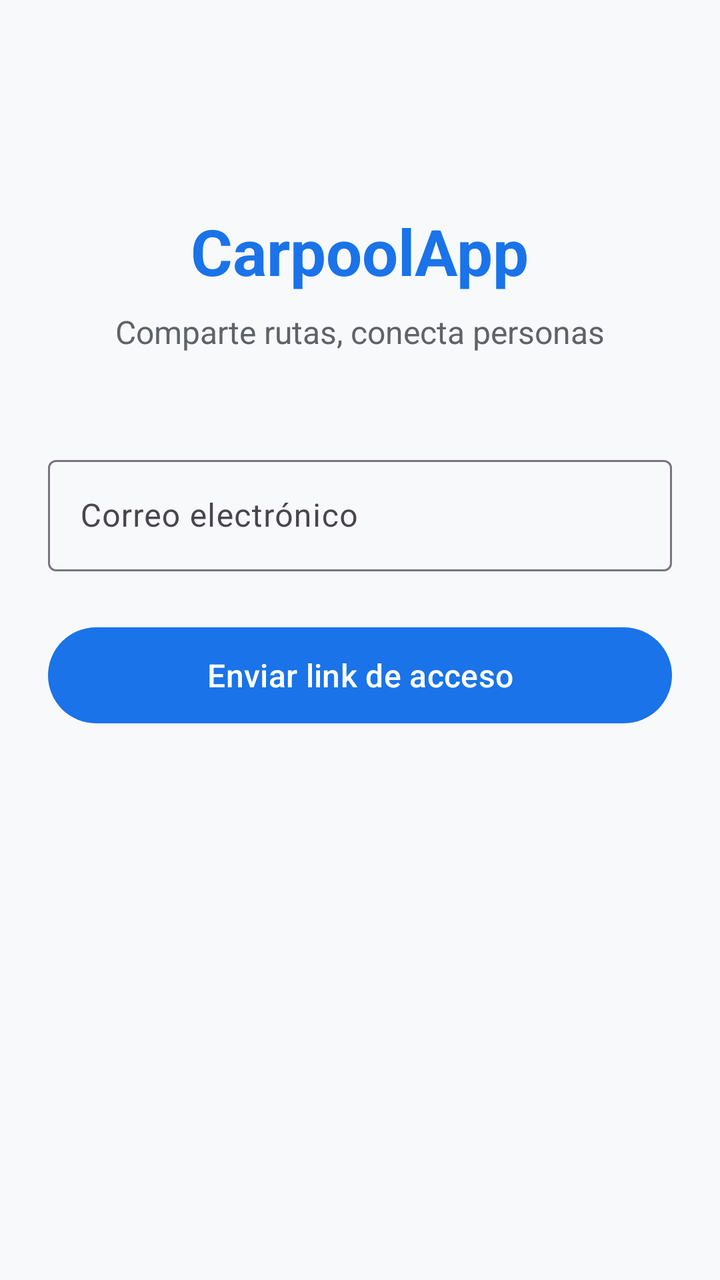
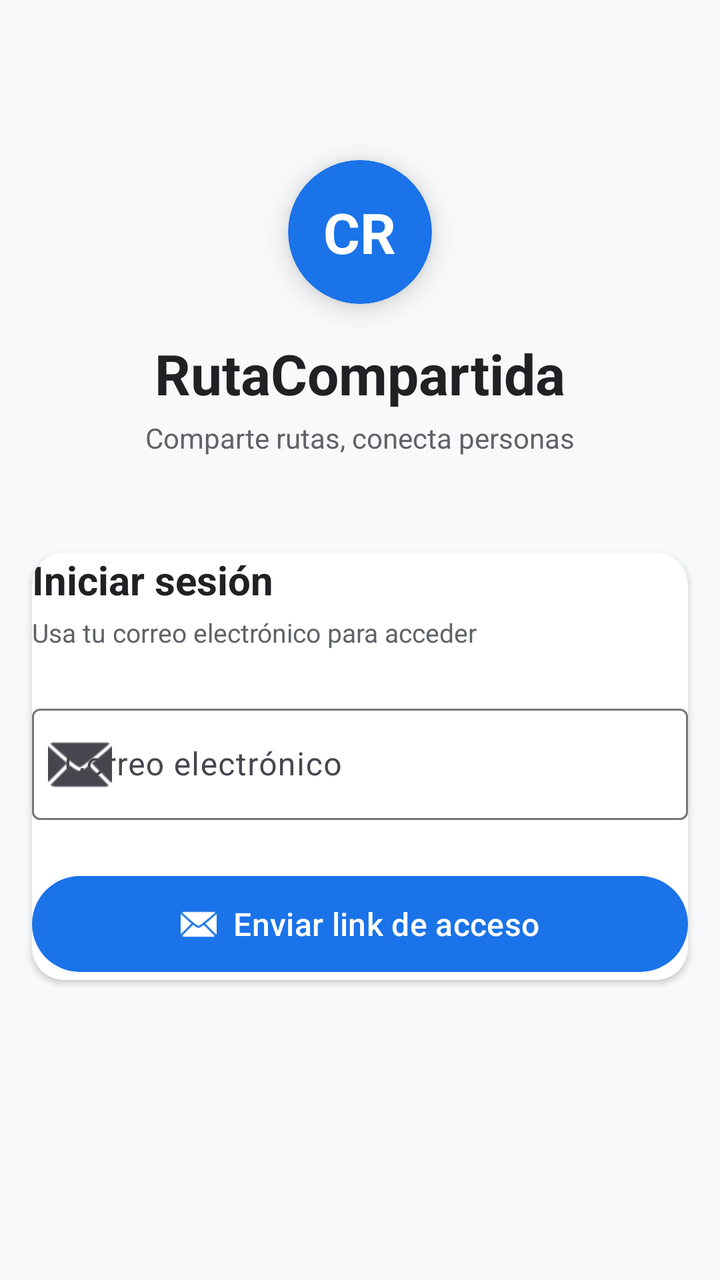

Two renders of the same Android screen: before a commit and after it. Below are the layout's source before the change and the commit's diff.
<!-- AndroidManifest.xml: application theme Theme.CarpoolApp -->
<!-- res/layout/fragment_auth.xml -->
<?xml version="1.0" encoding="utf-8"?>
<androidx.constraintlayout.widget.ConstraintLayout
    xmlns:android="http://schemas.android.com/apk/res/android"
    xmlns:app="http://schemas.android.com/apk/res-auto"
    android:layout_width="match_parent"
    android:layout_height="match_parent"
    android:padding="@dimen/margin_large"
    android:gravity="center">

    <TextView
        android:id="@+id/titulo"
        android:layout_width="wrap_content"
        android:layout_height="wrap_content"
        android:text="CarpoolApp"
        android:textSize="32sp"
        android:textStyle="bold"
        android:textColor="@color/primary"
        app:layout_constraintTop_toTopOf="parent"
        app:layout_constraintStart_toStartOf="parent"
        app:layout_constraintEnd_toEndOf="parent"
        android:layout_marginTop="80dp" />

    <TextView
        android:id="@+id/subtitulo"
        android:layout_width="wrap_content"
        android:layout_height="wrap_content"
        android:text="Comparte rutas, conecta personas"
        android:textSize="16sp"
        android:textColor="@color/text_secondary"
        app:layout_constraintTop_toBottomOf="@id/titulo"
        app:layout_constraintStart_toStartOf="parent"
        app:layout_constraintEnd_toEndOf="parent"
        android:layout_marginTop="8dp" />

    <com.google.android.material.textfield.TextInputLayout
        android:id="@+id/email_layout"
        android:layout_width="0dp"
        android:layout_height="wrap_content"
        android:hint="@string/label_email"
        style="@style/Widget.Material3.TextInputLayout.OutlinedBox"
        app:layout_constraintTop_toBottomOf="@id/subtitulo"
        app:layout_constraintStart_toStartOf="parent"
        app:layout_constraintEnd_toEndOf="parent"
        android:layout_marginTop="48dp">

        <com.google.android.material.textfield.TextInputEditText
            android:id="@+id/email_input"
            android:layout_width="match_parent"
            android:layout_height="wrap_content"
            android:inputType="textEmailAddress" />
    </com.google.android.material.textfield.TextInputLayout>

    <com.google.android.material.button.MaterialButton
        android:id="@+id/btn_enviar_link"
        android:layout_width="0dp"
        android:layout_height="56dp"
        android:text="@string/msg_enviar_email"
        android:textSize="16sp"
        app:layout_constraintTop_toBottomOf="@id/email_layout"
        app:layout_constraintStart_toStartOf="parent"
        app:layout_constraintEnd_toEndOf="parent"
        android:layout_marginTop="24dp" />

    <ProgressBar
        android:id="@+id/progress"
        android:layout_width="wrap_content"
        android:layout_height="wrap_content"
        android:visibility="gone"
        app:layout_constraintTop_toBottomOf="@id/btn_enviar_link"
        app:layout_constraintStart_toStartOf="parent"
        app:layout_constraintEnd_toEndOf="parent"
        android:layout_marginTop="16dp" />

    <TextView
        android:id="@+id/mensaje"
        android:layout_width="0dp"
        android:layout_height="wrap_content"
        android:visibility="gone"
        android:textAlignment="center"
        android:textSize="14sp"
        android:textColor="@color/text_secondary"
        app:layout_constraintTop_toBottomOf="@id/progress"
        app:layout_constraintStart_toStartOf="parent"
        app:layout_constraintEnd_toEndOf="parent"
        android:layout_marginTop="16dp" />

</androidx.constraintlayout.widget.ConstraintLayout>
<!-- resources referenced by this layout -->
<resources>
  <color name="primary">#FF1A73E8</color>
  <color name="text_secondary">#FF5F6368</color>
  <dimen name="margin_large">24dp</dimen>
  <string name="label_email">Correo electrónico</string>
  <string name="msg_enviar_email">Enviar link de acceso</string>
  <style name="Theme.CarpoolApp" parent="Theme.Material3.DayNight.NoActionBar">
          <item name="colorPrimary">@color/primary</item>
          <item name="colorOnPrimary">@color/on_primary</item>
          <item name="colorPrimaryContainer">@color/primary_variant</item>
          <item name="colorSecondary">@color/secondary</item>
          <item name="colorOnSecondary">@color/on_secondary</item>
          <item name="colorError">@color/error</item>
          <item name="colorOnError">@color/on_error</item>
          <item name="android:colorBackground">@color/background</item>
          <item name="colorOnBackground">@color/on_background</item>
          <item name="colorOnSurface">@color/on_surface</item>
      </style>
  <color name="on_primary">#FFFFFFFF</color>
  <color name="primary_variant">#FF1557B0</color>
  <color name="secondary">#FF34A853</color>
  <color name="on_secondary">#FFFFFFFF</color>
  <color name="error">#FFD93025</color>
  <color name="on_error">#FFFFFFFF</color>
  <color name="background">#FFF8F9FA</color>
  <color name="on_background">#FF202124</color>
  <color name="on_surface">#FF202124</color>
</resources>

<!-- the commit's change to res/layout/fragment_auth.xml (unified diff, before → after) -->
@@ -4,84 +4,151 @@
     xmlns:app="http://schemas.android.com/apk/res-auto"
     android:layout_width="match_parent"
     android:layout_height="match_parent"
-    android:padding="@dimen/margin_large"
-    android:gravity="center">
+    android:background="@color/background">
+
+    <com.google.android.material.card.MaterialCardView
+        android:id="@+id/logo_card"
+        android:layout_width="72dp"
+        android:layout_height="72dp"
+        app:cardCornerRadius="36dp"
+        app:cardElevation="8dp"
+        android:layout_marginTop="80dp"
+        app:cardBackgroundColor="@color/primary"
+        app:layout_constraintTop_toTopOf="parent"
+        app:layout_constraintStart_toStartOf="parent"
+        app:layout_constraintEnd_toEndOf="parent">
+
+        <TextView
+            android:layout_width="wrap_content"
+            android:layout_height="wrap_content"
+            android:text="CR"
+            android:textSize="28sp"
+            android:textStyle="bold"
+            android:textColor="@color/on_primary"
+            android:layout_gravity="center" />
+    </com.google.android.material.card.MaterialCardView>
 
     <TextView
         android:id="@+id/titulo"
         android:layout_width="wrap_content"
         android:layout_height="wrap_content"
-        android:text="CarpoolApp"
-        android:textSize="32sp"
+        android:text="RutaCompartida"
+        android:textSize="28sp"
         android:textStyle="bold"
-        android:textColor="@color/primary"
-        app:layout_constraintTop_toTopOf="parent"
+        android:textColor="@color/text_primary"
+        app:layout_constraintTop_toBottomOf="@id/logo_card"
         app:layout_constraintStart_toStartOf="parent"
         app:layout_constraintEnd_toEndOf="parent"
-        android:layout_marginTop="80dp" />
+        android:layout_marginTop="16dp" />
 
     <TextView
         android:id="@+id/subtitulo"
         android:layout_width="wrap_content"
         android:layout_height="wrap_content"
         android:text="Comparte rutas, conecta personas"
-        android:textSize="16sp"
+        android:textSize="14sp"
         android:textColor="@color/text_secondary"
         app:layout_constraintTop_toBottomOf="@id/titulo"
         app:layout_constraintStart_toStartOf="parent"
         app:layout_constraintEnd_toEndOf="parent"
-        android:layout_marginTop="8dp" />
+        android:layout_marginTop="4dp" />
 
-    <com.google.android.material.textfield.TextInputLayout
-        android:id="@+id/email_layout"
+    <com.google.android.material.card.MaterialCardView
+        android:id="@+id/form_card"
         android:layout_width="0dp"
         android:layout_height="wrap_content"
-        android:hint="@string/label_email"
-        style="@style/Widget.Material3.TextInputLayout.OutlinedBox"
+        app:cardCornerRadius="16dp"
+        app:cardElevation="2dp"
+        app:cardBackgroundColor="@color/surface"
+        android:layout_marginHorizontal="16dp"
+        android:layout_marginTop="48dp"
         app:layout_constraintTop_toBottomOf="@id/subtitulo"
         app:layout_constraintStart_toStartOf="parent"
         app:layout_constraintEnd_toEndOf="parent"
-        android:layout_marginTop="48dp">
+        android:padding="24dp">
 
-        <com.google.android.material.textfield.TextInputEditText
-            android:id="@+id/email_input"
+        <androidx.constraintlayout.widget.ConstraintLayout
             android:layout_width="match_parent"
-            android:layout_height="wrap_content"
-            android:inputType="textEmailAddress" />
-    </com.google.android.material.textfield.TextInputLayout>
+            android:layout_height="wrap_content">
 
-    <com.google.android.material.button.MaterialButton
-        android:id="@+id/btn_enviar_link"
-        android:layout_width="0dp"
-        android:layout_height="56dp"
-        android:text="@string/msg_enviar_email"
-        android:textSize="16sp"
-        app:layout_constraintTop_toBottomOf="@id/email_layout"
-        app:layout_constraintStart_toStartOf="parent"
-        app:layout_constraintEnd_toEndOf="parent"
-        android:layout_marginTop="24dp" />
+            <TextView
+                android:id="@+id/form_title"
+                android:layout_width="wrap_content"
+                android:layout_height="wrap_content"
+                android:text="Iniciar sesión"
+                android:textSize="20sp"
+                android:textStyle="bold"
+                android:textColor="@color/text_primary"
+                app:layout_constraintTop_toTopOf="parent"
+                app:layout_constraintStart_toStartOf="parent" />
 
-    <ProgressBar
-        android:id="@+id/progress"
-        android:layout_width="wrap_content"
-        android:layout_height="wrap_content"
-        android:visibility="gone"
-        app:layout_constraintTop_toBottomOf="@id/btn_enviar_link"
-        app:layout_constraintStart_toStartOf="parent"
-        app:layout_constraintEnd_toEndOf="parent"
-        android:layout_marginTop="16dp" />
+            <TextView
+                android:id="@+id/form_subtitle"
+                android:layout_width="0dp"
+                android:layout_height="wrap_content"
+                android:text="Usa tu correo electrónico para acceder"
+                android:textSize="13sp"
+                android:textColor="@color/text_secondary"
+                app:layout_constraintTop_toBottomOf="@id/form_title"
+                app:layout_constraintStart_toStartOf="parent"
+                app:layout_constraintEnd_toEndOf="parent"
+                android:layout_marginTop="4dp" />
 
-    <TextView
-        android:id="@+id/mensaje"
-        android:layout_width="0dp"
-        android:layout_height="wrap_content"
-        android:visibility="gone"
-        android:textAlignment="center"
-        android:textSize="14sp"
-        android:textColor="@color/text_secondary"
-        app:layout_constraintTop_toBottomOf="@id/progress"
-        app:layout_constraintStart_toStartOf="parent"
-        app:layout_constraintEnd_toEndOf="parent"
-        android:layout_marginTop="16dp" />
+            <com.google.android.material.textfield.TextInputLayout
+                android:id="@+id/email_layout"
+                android:layout_width="0dp"
+                android:layout_height="wrap_content"
+                android:hint="@string/label_email"
+                style="@style/Widget.Material3.TextInputLayout.OutlinedBox"
+                app:startIconDrawable="@android:drawable/ic_dialog_email"
+                app:layout_constraintTop_toBottomOf="@id/form_subtitle"
+                app:layout_constraintStart_toStartOf="parent"
+                app:layout_constraintEnd_toEndOf="parent"
+                android:layout_marginTop="24dp">
+
+                <com.google.android.material.textfield.TextInputEditText
+                    android:id="@+id/email_input"
+                    android:layout_width="match_parent"
+                    android:layout_height="wrap_content"
+                    android:inputType="textEmailAddress" />
+            </com.google.android.material.textfield.TextInputLayout>
+
+            <com.google.android.material.button.MaterialButton
+                android:id="@+id/btn_enviar_link"
+                android:layout_width="0dp"
+                android:layout_height="56dp"
+                android:text="@string/msg_enviar_email"
+                android:textSize="16sp"
+                app:icon="@android:drawable/ic_dialog_email"
+                app:iconGravity="textStart"
+                app:layout_constraintTop_toBottomOf="@id/email_layout"
+                app:layout_constraintStart_toStartOf="parent"
+                app:layout_constraintEnd_toEndOf="parent"
+                android:layout_marginTop="24dp" />
+
+            <ProgressBar
+                android:id="@+id/progress"
+                android:layout_width="wrap_content"
+                android:layout_height="wrap_content"
+                android:visibility="gone"
+                app:layout_constraintTop_toBottomOf="@id/btn_enviar_link"
+                app:layout_constraintStart_toStartOf="parent"
+                app:layout_constraintEnd_toEndOf="parent"
+                android:layout_marginTop="16dp" />
+
+            <TextView
+                android:id="@+id/mensaje"
+                android:layout_width="0dp"
+                android:layout_height="wrap_content"
+                android:visibility="gone"
+                android:textAlignment="center"
+                android:textSize="14sp"
+                android:textColor="@color/text_secondary"
+                app:layout_constraintTop_toBottomOf="@id/progress"
+                app:layout_constraintStart_toStartOf="parent"
+                app:layout_constraintEnd_toEndOf="parent"
+                android:layout_marginTop="16dp" />
+        </androidx.constraintlayout.widget.ConstraintLayout>
+    </com.google.android.material.card.MaterialCardView>
 
 </androidx.constraintlayout.widget.ConstraintLayout>
<!-- resource entries referenced after the edit -->
@@ -1,8 +1,9 @@
 <!-- resources referenced by this layout -->
 <resources>
   <color name="primary">#FF1A73E8</color>
+  <color name="surface">#FFFFFFFF</color>
+  <color name="text_primary">#FF202124</color>
   <color name="text_secondary">#FF5F6368</color>
-  <dimen name="margin_large">24dp</dimen>
   <string name="label_email">Correo electrónico</string>
   <string name="msg_enviar_email">Enviar link de acceso</string>
   <style name="Theme.CarpoolApp" parent="Theme.Material3.DayNight.NoActionBar">
@@ -16,6 +17,7 @@
           <item name="android:colorBackground">@color/background</item>
           <item name="colorOnBackground">@color/on_background</item>
           <item name="colorOnSurface">@color/on_surface</item>
+          <item name="materialCardViewStyle">@style/Widget.CarpoolApp.Card</item>
       </style>
   <color name="on_primary">#FFFFFFFF</color>
   <color name="primary_variant">#FF1557B0</color>
@@ -26,5 +28,10 @@
   <color name="background">#FFF8F9FA</color>
   <color name="on_background">#FF202124</color>
   <color name="on_surface">#FF202124</color>
+  <style name="Widget.CarpoolApp.Card" parent="Widget.Material3.CardView.Filled">
+          <item name="cardCornerRadius">16dp</item>
+          <item name="cardElevation">2dp</item>
+          <item name="strokeWidth">0dp</item>
+      </style>
 </resources>
 
